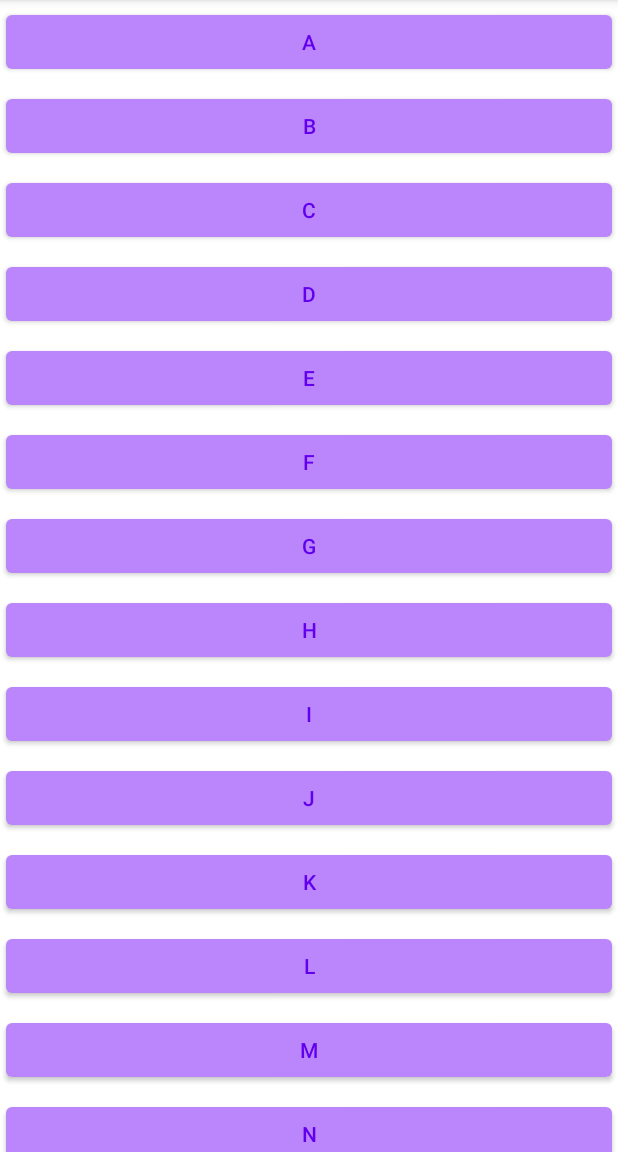
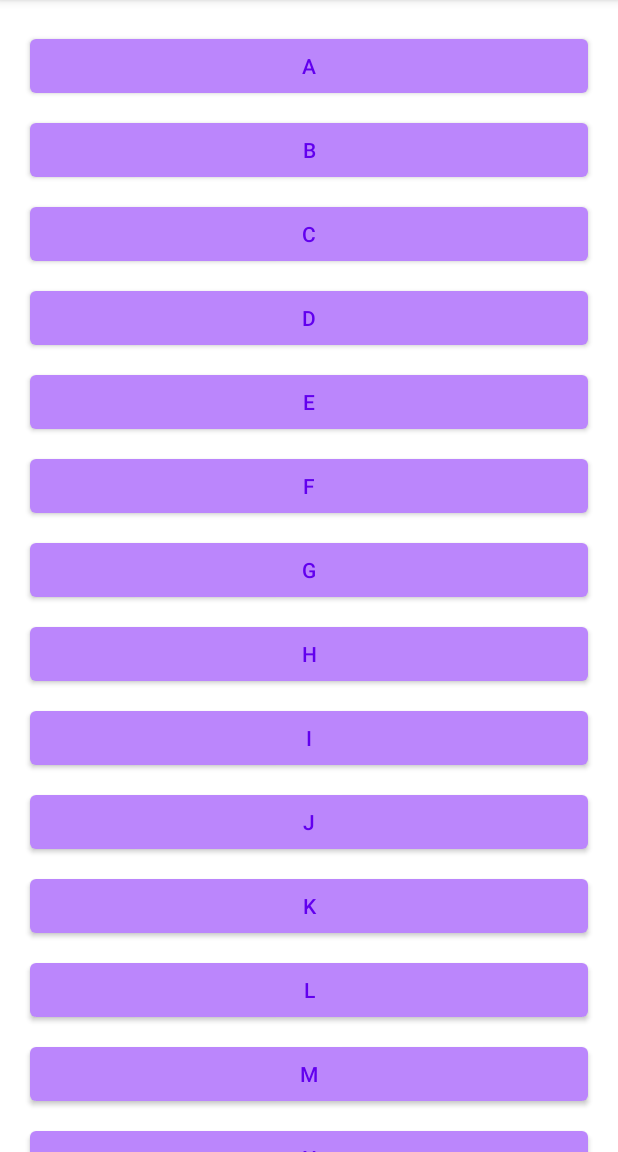
Before and after one commit to darshangaikwad/learnings, an Android app: the screen it shows after launch (DictionaryMainActivity before the commit, NavigationMainActivity after it), on a phone screen of 412 x 824 dp, the part 84-1236 px from its top. Run offline under Robolectric (Android 15) with nearby library versions, the phone set to English and light mode, and no system bars; our stand-ins replace navigation-ui.

Commit message:
Android navigation component example

```diff
--- a/app/build.gradle
+++ b/app/build.gradle
@@ -38,9 +38,11 @@ android {
 dependencies {
 
     implementation "org.jetbrains.kotlin:kotlin-stdlib:$kotlin_version"
-    implementation 'androidx.core:core-ktx:1.3.2'
-    implementation 'androidx.appcompat:appcompat:1.2.0'
+    implementation 'androidx.core:core-ktx:1.5.0'
+    implementation 'androidx.appcompat:appcompat:1.3.0'
     implementation 'com.google.android.material:material:1.3.0'
+    implementation 'androidx.navigation:navigation-fragment-ktx:2.3.5'
+    implementation 'androidx.navigation:navigation-ui-ktx:2.3.5'
     testImplementation 'junit:junit:4.+'
     androidTestImplementation 'androidx.test.ext:junit:1.1.2'
     androidTestImplementation 'androidx.test.espresso:espresso-core:3.3.0'
--- a/app/src/main/AndroidManifest.xml
+++ b/app/src/main/AndroidManifest.xml
@@ -3,13 +3,13 @@
     package="com.darshangaikwad.mylearning">
 
     <application
-        android:allowBackup="true"
+        android:allowBackup="false"
         android:icon="@mipmap/ic_launcher"
         android:label="@string/app_name"
         android:roundIcon="@mipmap/ic_launcher_round"
         android:supportsRtl="true"
         android:theme="@style/Theme.MyLearning">
-        <activity android:name=".dictionary.DictionaryMainActivity">
+        <activity android:name=".navigation.NavigationMainActivity">
             <intent-filter>
                 <action android:name="android.intent.action.MAIN" />
 
--- /dev/null
+++ b/app/src/main/java/com/darshangaikwad/mylearning/navigation/LetterAdapter.kt
@@ -0,0 +1,87 @@
+package com.darshangaikwad.mylearning.navigation
+
+import android.os.Build
+import android.view.LayoutInflater
+import android.view.View
+import android.view.ViewGroup
+import android.view.accessibility.AccessibilityNodeInfo
+import android.widget.Button
+import androidx.annotation.RequiresApi
+import androidx.navigation.findNavController
+import androidx.recyclerview.widget.RecyclerView
+import com.darshangaikwad.mylearning.R
+
+/**
+ * Created by Darshan Gaikwad on 25,May,2021
+ */
+class LetterAdapter :
+    RecyclerView.Adapter<LetterAdapter.LetterViewHolder>() {
+
+    // Generates a [CharRange] from 'A' to 'Z' and converts it to a list
+    private val list = ('A').rangeTo('Z').toList()
+
+    /**
+     * Provides a reference for the views needed to display items in your list.
+     */
+    class LetterViewHolder(val view: View) : RecyclerView.ViewHolder(view) {
+        val button = view.findViewById<Button>(R.id.button_item)
+    }
+
+    override fun getItemCount(): Int {
+        return list.size
+    }
+
+    /**
+     * Creates new views with R.layout.item_view as its template
+     */
+    override fun onCreateViewHolder(parent: ViewGroup, viewType: Int): LetterViewHolder {
+        val layout = LayoutInflater
+            .from(parent.context)
+            .inflate(R.layout.item_view, parent, false)
+
+        // Setup custom accessibility delegate to set the text read
+        layout.accessibilityDelegate = Accessibility
+        return LetterViewHolder(layout)
+    }
+
+    /**
+     * Replaces the content of an existing view with new data
+     */
+    override fun onBindViewHolder(holder: LetterViewHolder, position: Int) {
+        val item = list.get(position)
+        holder.button.text = item.toString()
+
+        // Assigns a [OnClickListener] to the button contained in the [ViewHolder]
+        holder.button.setOnClickListener {
+            // Create an action from WordList to DetailList
+            // using the required arguments
+//            val action =
+//                LetterListFragmentDirections.actionLetterListFragmentToWordListFragment(letter = holder.button.text.toString())
+//            // Navigate using that action
+//            holder.view.findNavController().navigate(action)
+        }
+    }
+
+    // Setup custom accessibility delegate to set the text read with
+    // an accessibility service
+    companion object Accessibility : View.AccessibilityDelegate() {
+        @RequiresApi(Build.VERSION_CODES.LOLLIPOP)
+        override fun onInitializeAccessibilityNodeInfo(
+            host: View?,
+            info: AccessibilityNodeInfo?
+        ) {
+            super.onInitializeAccessibilityNodeInfo(host, info)
+            // With `null` as the second argument to [AccessibilityAction], the
+            // accessibility service announces "double tap to activate".
+            // If a custom string is provided,
+            // it announces "double tap to <custom string>".
+            val customString = host?.context?.getString(R.string.look_up_words)
+            val customClick =
+                AccessibilityNodeInfo.AccessibilityAction(
+                    AccessibilityNodeInfo.ACTION_CLICK,
+                    customString
+                )
+            info?.addAction(customClick)
+        }
+    }
+}
--- /dev/null
+++ b/app/src/main/java/com/darshangaikwad/mylearning/navigation/LetterListFragment.kt
@@ -0,0 +1,119 @@
+package com.darshangaikwad.mylearning.navigation
+
+import android.os.Bundle
+import android.view.LayoutInflater
+import android.view.Menu
+import android.view.MenuInflater
+import android.view.MenuItem
+import android.view.View
+import android.view.ViewGroup
+import androidx.core.content.ContextCompat
+import androidx.fragment.app.Fragment
+import androidx.recyclerview.widget.GridLayoutManager
+import androidx.recyclerview.widget.LinearLayoutManager
+import androidx.recyclerview.widget.RecyclerView
+import com.darshangaikwad.mylearning.R
+import com.darshangaikwad.mylearning.databinding.FragmentLetterListBinding
+
+/**
+ * Created by Darshan Gaikwad on 25,May,2021
+ */
+class LetterListFragment : Fragment() {
+
+    private var _binding: FragmentLetterListBinding? = null
+
+    // This property is only valid between onCreateView and
+    // onDestroyView.
+    private val binding get() = _binding!!
+
+    private lateinit var recyclerView: RecyclerView
+
+    // Keeps track of which LayoutManager is in use for the [RecyclerView]
+    private var isLinearLayoutManager = true
+
+    override fun onCreate(savedInstanceState: Bundle?) {
+        super.onCreate(savedInstanceState)
+        setHasOptionsMenu(true)
+    }
+
+    override fun onCreateView(
+        inflater: LayoutInflater,
+        container: ViewGroup?,
+        savedInstanceState: Bundle?
+    ): View {
+        // Retrieve and inflate the layout for this fragment
+        _binding = FragmentLetterListBinding.inflate(inflater, container, false)
+        val view = binding.root
+        return view
+    }
+
+    override fun onViewCreated(view: View, savedInstanceState: Bundle?) {
+        recyclerView = binding.recyclerView
+        // Sets the LayoutManager of the recyclerview
+        // On the first run of the app, it will be LinearLayoutManager
+        chooseLayout()
+    }
+
+    /**
+     * Frees the binding object when the Fragment is destroyed.
+     */
+    override fun onDestroyView() {
+        super.onDestroyView()
+        _binding = null
+    }
+
+    override fun onCreateOptionsMenu(menu: Menu, inflater: MenuInflater) {
+        inflater.inflate(R.menu.layout_menu, menu)
+
+        val layoutButton = menu.findItem(R.id.action_switch_layout)
+        setIcon(layoutButton)
+    }
+
+    /**
+     * Sets the LayoutManager for the [RecyclerView] based on the desired orientation of the list.
+     *
+     * Notice that because the enclosing class has changed from an Activity to a Fragment,
+     * the signature of the LayoutManagers has to slightly change.
+     */
+    private fun chooseLayout() {
+        if (isLinearLayoutManager) {
+            recyclerView.layoutManager = LinearLayoutManager(context)
+        } else {
+            recyclerView.layoutManager = GridLayoutManager(context, 4)
+        }
+        recyclerView.adapter = LetterAdapter()
+    }
+
+    private fun setIcon(menuItem: MenuItem?) {
+        if (menuItem == null)
+            return
+
+        menuItem.icon =
+            if (isLinearLayoutManager)
+                ContextCompat.getDrawable(this.requireContext(), R.drawable.ic_grid_layout)
+            else ContextCompat.getDrawable(this.requireContext(), R.drawable.ic_linear_layout)
+    }
+
+    /**
+     * Determines how to handle interactions with the selected [MenuItem]
+     */
+    override fun onOptionsItemSelected(item: MenuItem): Boolean {
+        return when (item.itemId) {
+            R.id.action_switch_layout -> {
+                // Sets isLinearLayoutManager (a Boolean) to the opposite value
+                isLinearLayoutManager = !isLinearLayoutManager
+                // Sets layout and icon
+                chooseLayout()
+                setIcon(item)
+
+                return true
+            }
+            // Otherwise, do nothing and use the core event handling
+
+            // when clauses require that all possible paths be accounted for explicitly,
+            // for instance both the true and false cases if the value is a Boolean,
+            // or an else to catch all unhandled cases.
+            else -> super.onOptionsItemSelected(item)
+        }
+    }
+}
--- /dev/null
+++ b/app/src/main/java/com/darshangaikwad/mylearning/navigation/NavigationMainActivity.kt
@@ -0,0 +1,39 @@
+package com.darshangaikwad.mylearning.navigation
+
+import android.os.Bundle
+import androidx.appcompat.app.AppCompatActivity
+import androidx.navigation.NavController
+import androidx.navigation.fragment.NavHostFragment
+import androidx.navigation.ui.setupActionBarWithNavController
+import com.darshangaikwad.mylearning.R
+import com.darshangaikwad.mylearning.databinding.ActivityNavigationBinding
+
+/**
+ * Created by Darshan Gaikwad on 25,May,2021
+ */
+class NavigationMainActivity : AppCompatActivity() {
+
+    private lateinit var navController: NavController
+
+    override fun onCreate(savedInstanceState: Bundle?) {
+        super.onCreate(savedInstanceState)
+
+        val binding = ActivityNavigationBinding.inflate(layoutInflater)
+        setContentView(binding.root)
+
+        // Get the navigation host fragment from this Activity
+        val navHostFragment = supportFragmentManager
+            .findFragmentById(R.id.nav_host_fragment) as NavHostFragment
+        // Instantiate the navController using the NavHostFragment
+        navController = navHostFragment.navController
+        // Make sure actions in the ActionBar get propagated to the NavController
+        setupActionBarWithNavController(navController)
+    }
+
+    /**
+     * Enables back button support. Simply navigates one element up on the stack.
+     */
+    override fun onSupportNavigateUp(): Boolean {
+        return navController.navigateUp() || super.onSupportNavigateUp()
+    }
+}
--- /dev/null
+++ b/app/src/main/res/layout/activity_navigation.xml
@@ -0,0 +1,17 @@
+<?xml version="1.0" encoding="utf-8"?>
+<FrameLayout xmlns:android="http://schemas.android.com/apk/res/android"
+    xmlns:app="http://schemas.android.com/apk/res-auto"
+    xmlns:tools="http://schemas.android.com/tools"
+    android:layout_width="match_parent"
+    android:layout_height="match_parent"
+    tools:context=".navigation.NavigationMainActivity">
+
+    <androidx.fragment.app.FragmentContainerView
+        android:id="@+id/nav_host_fragment"
+        android:name="androidx.navigation.fragment.NavHostFragment"
+        android:layout_width="match_parent"
+        android:layout_height="match_parent"
+        app:defaultNavHost="true"
+        app:navGraph="@navigation/nav_graph" />
+
+</FrameLayout>
--- /dev/null
+++ b/app/src/main/res/layout/fragment_letter_list.xml
@@ -0,0 +1,15 @@
+<?xml version="1.0" encoding="utf-8"?>
+<FrameLayout xmlns:android="http://schemas.android.com/apk/res/android"
+    xmlns:tools="http://schemas.android.com/tools"
+    android:layout_width="match_parent"
+    android:layout_height="match_parent"
+    tools:context=".navigation.LetterListFragment">
+
+    <androidx.recyclerview.widget.RecyclerView
+        android:id="@+id/recycler_view"
+        android:layout_width="match_parent"
+        android:layout_height="match_parent"
+        android:clipToPadding="false"
+        android:padding="16dp" />
+
+</FrameLayout>
--- /dev/null
+++ b/app/src/main/res/navigation/nav_graph.xml
@@ -0,0 +1,25 @@
+<?xml version="1.0" encoding="utf-8"?>
+<navigation xmlns:android="http://schemas.android.com/apk/res/android"
+    xmlns:app="http://schemas.android.com/apk/res-auto"
+    xmlns:tools="http://schemas.android.com/tools"
+    android:id="@+id/nav_graph"
+    app:startDestination="@id/letterListFragment">
+
+    <fragment
+        android:id="@+id/letterListFragment"
+        android:name="com.darshangaikwad.mylearning.navigation.LetterListFragment"
+        android:label="@string/app_name">
+        <action
+            android:id="@+id/action_letterListFragment_to_wordListFragment"
+            app:destination="@id/wordListFragment" />
+    </fragment>
+    <fragment
+        android:id="@+id/wordListFragment"
+        android:name="com.darshangaikwad.mylearning.navigation.WordListFragment"
+        android:label="@string/word_list_fragment_label"
+        tools:layout="@layout/fragment_word_list">
+        <argument
+            android:name="letter"
+            app:argType="string" />
+    </fragment>
+</navigation>
--- a/app/src/main/res/values/strings.xml
+++ b/app/src/main/res/values/strings.xml
@@ -20,4 +20,6 @@
     <string name="look_up_word">Look up word in a Browser Search</string>
     <string name="look_up_words">Show Stored Words</string>
 
+    <string name="word_list_fragment_label">Words That Start With {letter}</string>
+
 </resources>
```
Also changed, not shown: app/src/main/java/com/darshangaikwad/mylearning/navigation/WordAdapter.kt (added, +103 -0 lines), app/src/main/java/com/darshangaikwad/mylearning/navigation/WordListFragment.kt (added, +72 -0 lines), app/src/main/res/layout/fragment_word_list.xml (added, +16 -0 lines).
